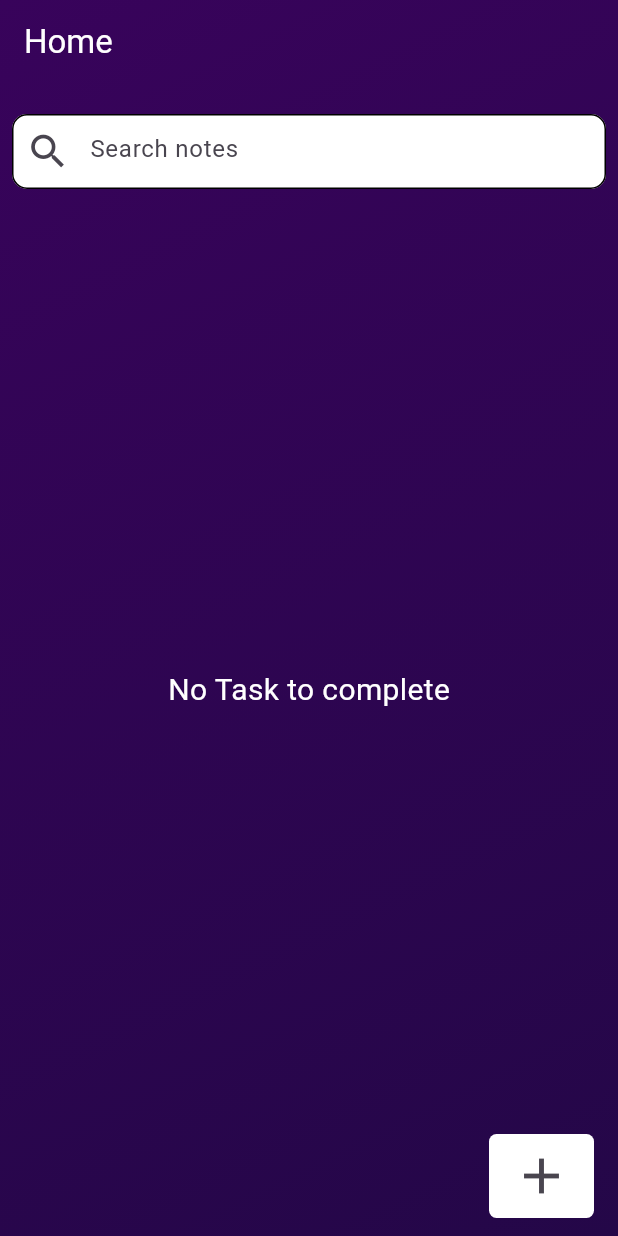
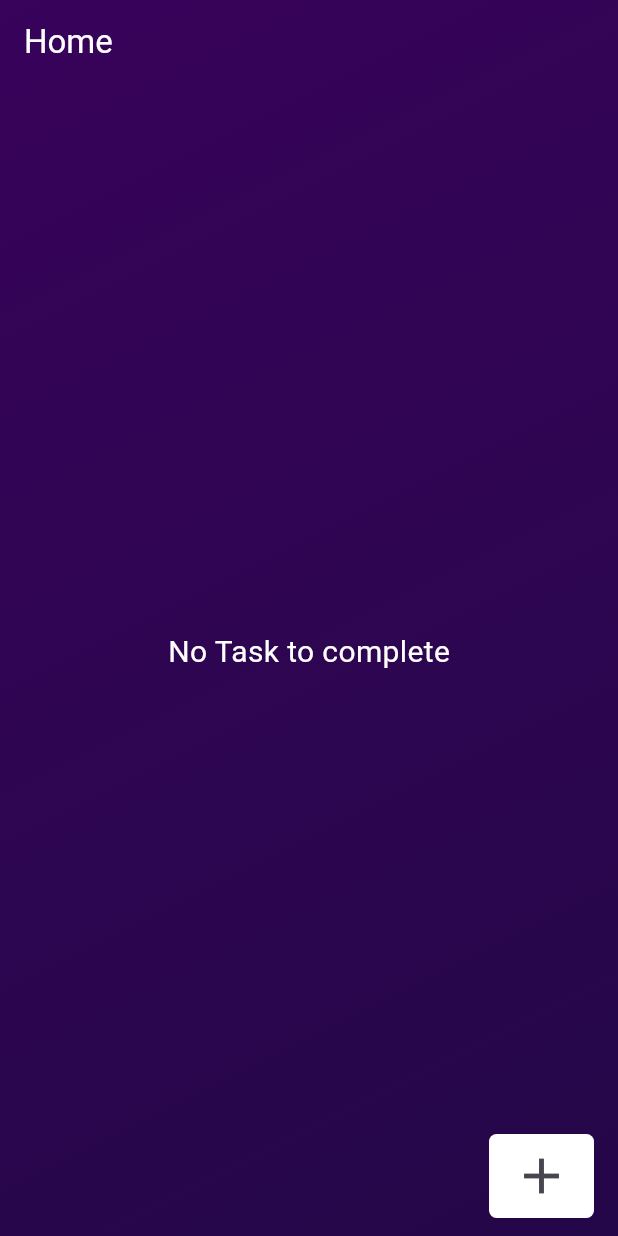
Before and after one commit to KHUBAIB-MEO/TODO-Application, a Flutter app: the screen it shows after launch, on a phone screen of 412 x 824 dp. Run offline on Flutter 3.47's test engine with Material 3 defaults, Android fonts, the phone set to English and light mode, and no system bars.

Commit message:
TODO Application

```diff
--- a/lib/screens/home_screen.dart
+++ b/lib/screens/home_screen.dart
@@ -47,11 +47,11 @@ class HomeScreen extends StatelessWidget {
               const SizedBox(
                 height: 20,
               ),
-              SizedBox(
+              /*SizedBox(
                 width: double.infinity,
                 height: 50,
                 child: HomeTextFeild(),
-              ),
+              ),*/
               const SizedBox(
                 height: 50,
               ),
--- a/lib/widgets/home_text_feild.dart
+++ /dev/null
@@ -1,33 +0,0 @@
-import 'package:flutter/material.dart';
-
-class HomeTextFeild extends StatelessWidget {
-  HomeTextFeild({super.key});
-  final TextEditingController searchTasks = TextEditingController();
-  @override
-  Widget build(BuildContext context) {
-    return Scaffold(
-      backgroundColor: Colors.transparent,
-      body: Padding(
-        padding: const EdgeInsets.only(left: 8.0, right: 8.0),
-        child: TextField(
-          controller: searchTasks,
-          decoration: const InputDecoration(
-            filled: true,
-            fillColor: Colors.white,
-            enabledBorder: OutlineInputBorder(
-              borderRadius: BorderRadius.all(Radius.circular(10)),
-            ),
-            focusedBorder: OutlineInputBorder(
-              borderRadius: BorderRadius.all(Radius.circular(10)),
-            ),
-            prefixIcon: Icon(
-              Icons.search,
-              size: 30,
-            ),
-            hintText: "Search notes",
-          ),
-        ),
-      ),
-    );
-  }
-}
```
